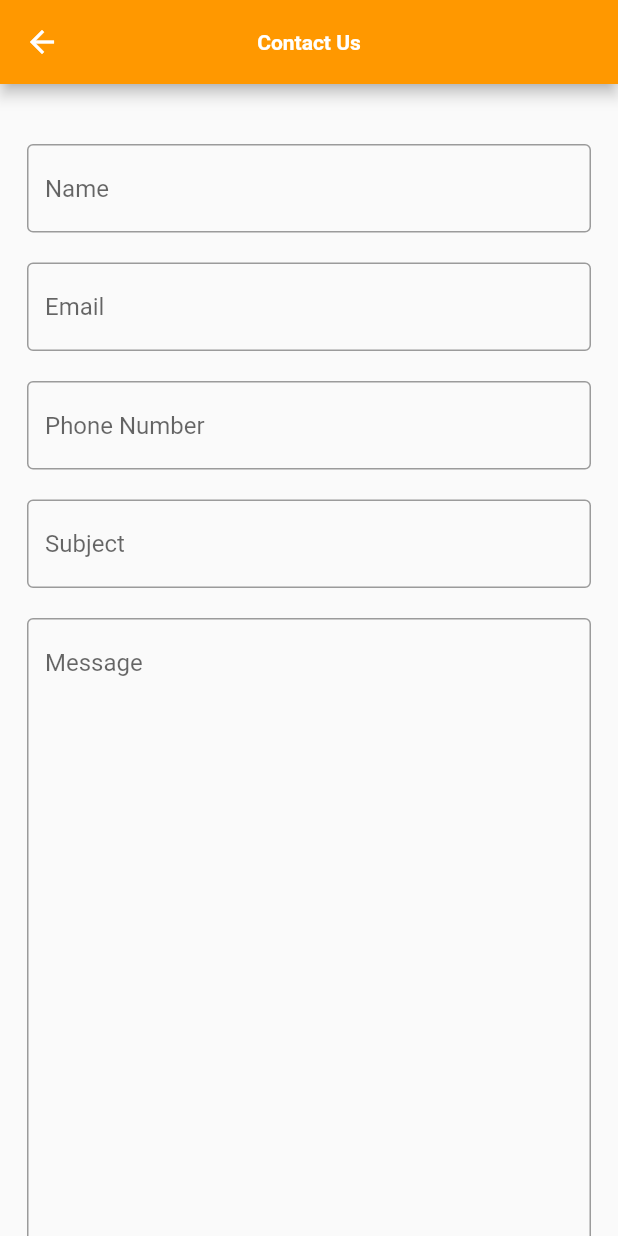
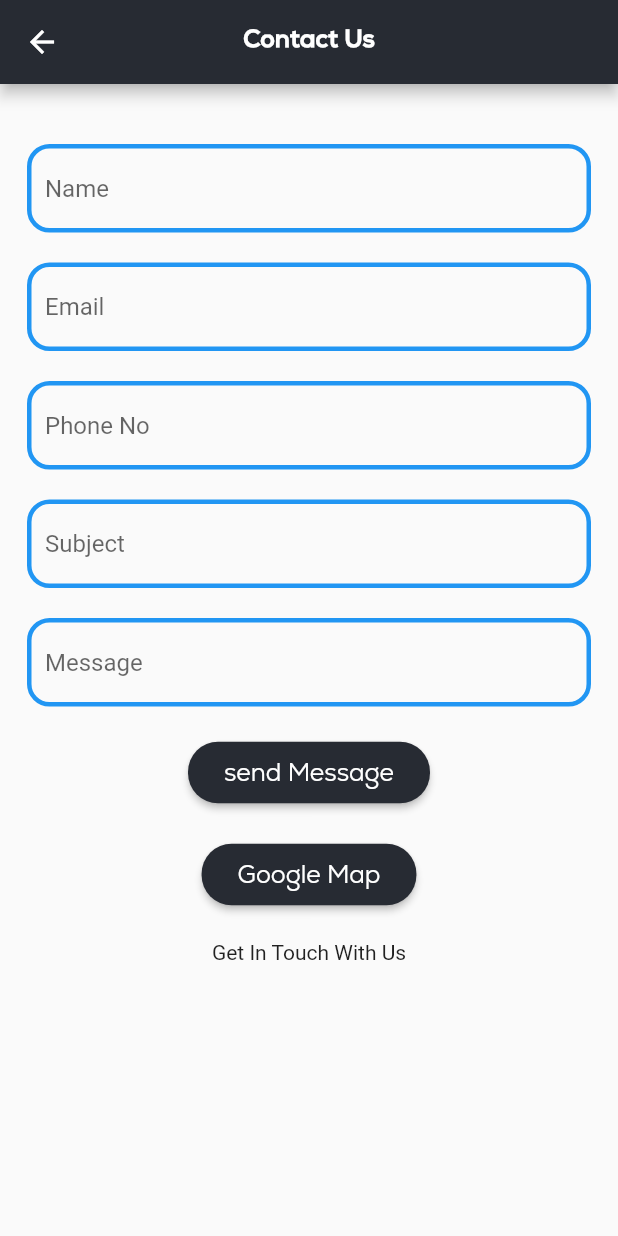
Before and after one commit to atif1994/Real-state-mobile, a Flutter app: the contactus screen opened directly, on a phone screen of 412 x 824 dp. Run offline on Flutter 3.47's test engine with Material 2 defaults, Android fonts, the light colour scheme and no system bars; our stand-ins replace animated_text_kit, cached_network_image, csc_picker, dio, flutter_rating_bar, fluttertoast and 5 more; accounts and stored records are empty.

Commit message:
contact_us

```diff
--- a/lib/Views/ContactUs/contact_us.dart
+++ b/lib/Views/ContactUs/contact_us.dart
@@ -1,6 +1,12 @@
 import 'package:flutter/material.dart';
+import 'package:get/get.dart';
 import 'package:http/http.dart';
-import 'package:prologic_29/Views/Drawer/googlemap.dart';
+import 'package:prologic_29/custom_widgets/custom_button.dart';
+import 'package:prologic_29/custom_widgets/custom_textfield.dart';
+import 'package:prologic_29/utils/styles/app_textstyles.dart';
+
+import '../../utils/constants/appcolors.dart';
+import 'Get_in_touch.dart';
 
 class contactus extends StatefulWidget {
   const contactus({super.key});
@@ -10,12 +16,18 @@ class contactus extends StatefulWidget {
 }
 
 class _contactusState extends State<contactus> {
+  final nameController = TextEditingController();
+  final emailController = TextEditingController();
+  final phoneNumberController = TextEditingController();
+  final subjectController = TextEditingController();
+  final MessageController = TextEditingController();
   @override
   Widget build(BuildContext context) {
     return Scaffold(
       appBar: AppBar(
+        backgroundColor: AppColors.appthem,
         centerTitle: true,
-        title: const Text("Contact Us"),
+        title: Text("Contact Us", style: AppTextStyles.heading1),
       ),
       body: SafeArea(
           child: ListView(
@@ -26,86 +38,92 @@ class _contactusState extends State<contactus> {
               const SizedBox(
                 height: 40.0,
               ),
-              const TextField(
-                decoration: InputDecoration(
-                  border: OutlineInputBorder(),
+              CustomTextField(
+                editingController: nameController,
                 hintText: 'Name',
-                ),
               ),
               const SizedBox(
                 height: 20.0,
               ),
-              const TextField(
-                decoration: InputDecoration(
-                  border: OutlineInputBorder(),
+              CustomTextField(
+                editingController: emailController,
                 hintText: 'Email',
-                ),
               ),
               const SizedBox(
                 height: 20.0,
               ),
-              const TextField(
-                decoration: InputDecoration(
-                  border: OutlineInputBorder(),
-                  hintText: 'Phone Number',
-                ),
+              CustomTextField(
+                editingController: phoneNumberController,
+                hintText: 'Phone No',
               ),
               const SizedBox(
                 height: 20.0,
               ),
-              const TextField(
-                decoration: InputDecoration(
-                  border: OutlineInputBorder(),
+              CustomTextField(
+                editingController: subjectController,
                 hintText: 'Subject',
-                ),
               ),
               const SizedBox(
                 height: 20.0,
                 width: 300,
               ),
-              const TextField(
-                maxLines: 30,
-                decoration: InputDecoration(
-                  border: OutlineInputBorder(),
+              CustomTextField(
+                editingController: MessageController,
                 hintText: 'Message',
-                ),
               ),
               const SizedBox(
                 height: 20,
               ),
               Column(children: <Widget>[
-                ButtonTheme(
-                    height: 50,
-                    disabledColor: const Color.fromARGB(255, 1, 10, 18),
-                    child: ElevatedButton(
-                      child: const Text("Send Message"),
+                CustomButton(
+                  text: 'send Message',
                   onPressed: () {
                     makePostRequest();
                   },
-                    )),
-                const SizedBox(
-                  height: 20,
                 ),
-                const Text('GET In Touch With Us'),
+                // ButtonTheme(
+                //     height: 50,
+                //     disabledColor: const Color.fromARGB(255, 1, 10, 18),
+                //     child: ElevatedButton(
+                //       child: const Text("Send Message"),
+                //       onPressed: () {
+                //         makePostRequest();
+                //       },
+                //     )),
+
                 const SizedBox(
                   height: 20,
                 ),
                 Column(children: <Widget>[
-                  ButtonTheme(
-                      height: 70,
-                      minWidth: 100,
-                      disabledColor: const Color.fromARGB(255, 1, 10, 18),
-                      child: ElevatedButton(
-                        child: const Text("GOOGLE MAP"),
+                  CustomButton(
+                    text: 'Google Map',
                     onPressed: () {
-                          Navigator.push(
-                              context,
-                              MaterialPageRoute(
-                                  builder: (context) => const MapSample()));
-                          //  var url = Uri.parse(
-                          // "https://www.google.com/maps/d/viewer?mid=1_xJhYeS2A83UaCE9C2gVhCnWijI&hl=en_US&ll=53.30462100000002%2C-6.328125&z=17");
+                      //  makePostRequest();
                     },
-                      )),
+                  ),
+                  // ButtonTheme(
+                  //     height: 70,
+                  //     minWidth: 100,
+                  //     disabledColor: const Color.fromARGB(255, 1, 10, 18),
+                  //     child: ElevatedButton(
+                  //       child: const Text("GOOGLE MAP"),
+                  //       onPressed: () {
+                  //         Navigator.push(
+                  //             context,
+                  //             MaterialPageRoute(
+                  //                 builder: (context) => const MapSample()));
+                  //         //  var url = Uri.parse(
+                  //         // "https://www.google.com/maps/d/viewer?mid=1_xJhYeS2A83UaCE9C2gVhCnWijI&hl=en_US&ll=53.30462100000002%2C-6.328125&z=17");
+                  //       },
+                  //     )),
+                  const SizedBox(
+                    height: 20,
+                  ),
+                  InkWell(
+                      onTap: () {
+                        Get.to(() => Getintouch);
+                      },
+                      child: const Text('Get In Touch With Us')),
                 ])
               ])
             ],
--- a/lib/custom_widgets/custom_button.dart
+++ b/lib/custom_widgets/custom_button.dart
@@ -2,6 +2,7 @@
 
 import 'package:flutter/material.dart';
 import 'package:prologic_29/utils/constants/appcolors.dart';
+import 'package:prologic_29/utils/styles/app_textstyles.dart';
 
 class CustomButton extends StatelessWidget {
   final String? text;
@@ -16,7 +17,13 @@ class CustomButton extends StatelessWidget {
           backgroundColor: AppColors.appthem,
           shape:
               RoundedRectangleBorder(borderRadius: BorderRadius.circular(20))),
-      child: Text(text ?? ""),
+      child: Padding(
+        padding: const EdgeInsets.all(8.0),
+        child: Text(
+          text ?? "",
+          style: AppTextStyles.labelSmall.copyWith(color: AppColors.colorWhite),
+        ),
+      ),
       onPressed: () {
         onPressed;
       },
```
Also changed, not shown: lib/Views/ContactUs/Get_in_touch.dart (+51 -0 lines). Lines whose indentation alone changed are shown as unchanged.
